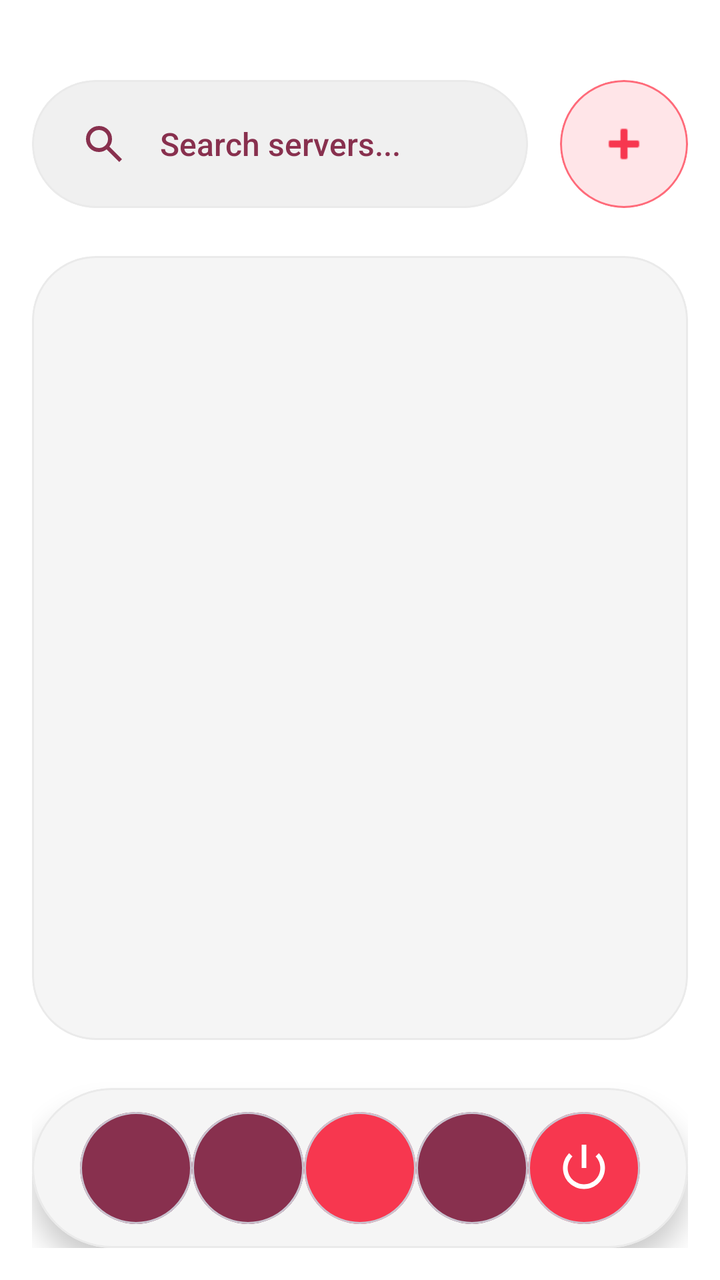
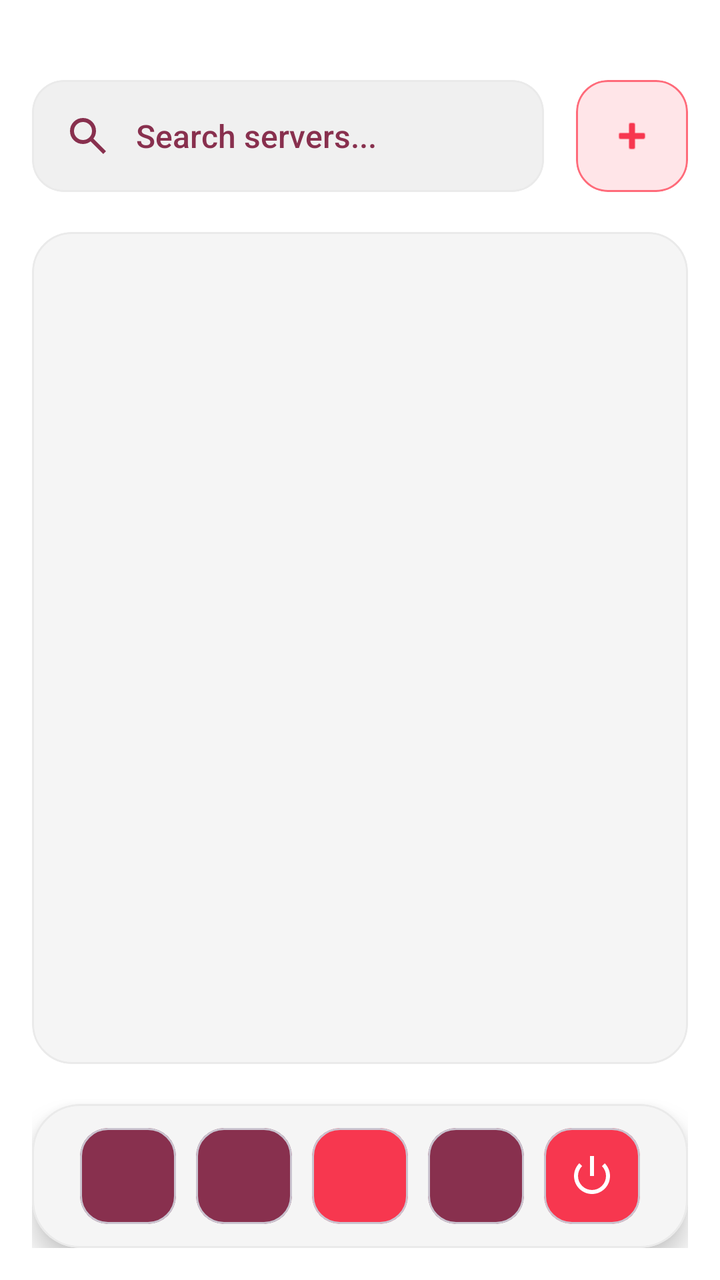

An Android layout rendered at two revisions. The XML below is the earlier revision; the diff shows what the commit changed to produce the second picture.
<!-- AndroidManifest.xml: application theme Theme.SE114_CallingSystem -->
<!-- res/layout/activity_home_page.xml -->
<?xml version="1.0" encoding="utf-8"?>
<RelativeLayout xmlns:android="http://schemas.android.com/apk/res/android"
    xmlns:app="http://schemas.android.com/apk/res-auto"
    android:layout_width="match_parent"
    android:layout_height="match_parent"
    android:background="@color/bg_primary"
    android:padding="16dp"
    android:animateLayoutChanges="true">

    <LinearLayout
        android:id="@+id/topBar"
        android:layout_width="match_parent"
        android:layout_height="64dp"
        android:layout_alignParentTop="true"
        android:layout_marginTop="24dp"
        android:orientation="horizontal"
        android:animateLayoutChanges="true">

        <com.google.android.material.card.MaterialCardView
            android:layout_width="0dp"
            android:layout_height="match_parent"
            android:layout_weight="1"
            app:cardBackgroundColor="@color/bg_input"
            app:cardCornerRadius="32dp"
            app:cardElevation="0dp"
            app:strokeWidth="1dp"
            app:strokeColor="@color/card_stroke">

            <LinearLayout
                android:layout_width="match_parent"
                android:layout_height="match_parent"
                android:gravity="center_vertical"
                android:orientation="horizontal"
                android:paddingHorizontal="24dp">

                <ImageView
                    android:layout_width="24dp"
                    android:layout_height="24dp"
                    android:contentDescription="Search"
                    android:src="@drawable/icon_searchbutton"
                    app:tint="@color/icon_tint" />

                <TextView
                    android:layout_width="wrap_content"
                    android:layout_height="wrap_content"
                    android:layout_marginStart="16dp"
                    android:text="Search servers..."
                    android:textColor="@color/text_hint"
                    android:fontFamily="sans-serif-medium"
                    android:textSize="16sp" />
            </LinearLayout>
        </com.google.android.material.card.MaterialCardView>

        <Space
            android:layout_width="16dp"
            android:layout_height="match_parent" />

        <com.google.android.material.card.MaterialCardView
            android:id="@+id/mcvServerCreate"
            android:layout_width="64dp"
            android:layout_height="64dp"
            app:cardBackgroundColor="@color/accent_surface"
            app:cardCornerRadius="32dp"
            app:cardElevation="0dp"
            app:strokeWidth="1dp"
            app:strokeColor="@color/accent_light">

            <ImageView
                android:layout_width="28dp"
                android:layout_height="28dp"
                android:layout_gravity="center"
                android:contentDescription="Add Server"
                android:src="@android:drawable/ic_input_add"
                app:tint="@color/accent" />
        </com.google.android.material.card.MaterialCardView>
    </LinearLayout>

    <com.google.android.material.card.MaterialCardView
        android:id="@+id/middleSection"
        android:layout_width="match_parent"
        android:layout_height="match_parent"
        android:layout_above="@id/bottomBar"
        android:layout_below="@id/topBar"
        android:layout_marginTop="24dp"
        android:layout_marginBottom="24dp"
        app:cardBackgroundColor="@color/bg_secondary"
        app:cardCornerRadius="32dp"
        app:cardElevation="0dp"
        app:strokeColor="@color/card_stroke"
        app:strokeWidth="1dp">

        <androidx.recyclerview.widget.RecyclerView
            android:id="@+id/recyclerView"
            android:layout_width="match_parent"
            android:layout_height="match_parent"
            android:padding="16dp"
            app:layoutManager="androidx.recyclerview.widget.LinearLayoutManager" />
    </com.google.android.material.card.MaterialCardView>

    <com.google.android.material.card.MaterialCardView
        android:id="@+id/bottomBar"
        android:layout_width="match_parent"
        android:layout_height="80dp"
        android:layout_alignParentBottom="true"
        app:cardBackgroundColor="@color/bg_secondary"
        app:cardCornerRadius="40dp"
        app:cardElevation="8dp"
        app:strokeColor="@color/card_stroke"
        app:strokeWidth="1dp">

        <LinearLayout
            android:layout_width="match_parent"
            android:layout_height="match_parent"
            android:gravity="center"
            android:orientation="horizontal"
            android:paddingHorizontal="24dp">

            <com.google.android.material.card.MaterialCardView
                android:layout_width="56dp"
                android:layout_height="56dp"
                app:cardBackgroundColor="@color/nav_inactive"
                app:cardCornerRadius="28dp"
                app:cardElevation="0dp" />

            <Space
                android:layout_width="0dp"
                android:layout_height="match_parent"
                android:layout_weight="1" />

            <com.google.android.material.card.MaterialCardView
                android:layout_width="56dp"
                android:layout_height="56dp"
                app:cardBackgroundColor="@color/nav_inactive"
                app:cardCornerRadius="28dp"
                app:cardElevation="0dp" />

            <Space
                android:layout_width="0dp"
                android:layout_height="match_parent"
                android:layout_weight="1" />

            <com.google.android.material.card.MaterialCardView
                android:layout_width="56dp"
                android:layout_height="56dp"
                app:cardBackgroundColor="@color/accent"
                app:cardCornerRadius="28dp"
                app:cardElevation="0dp" />

            <Space
                android:layout_width="0dp"
                android:layout_height="match_parent"
                android:layout_weight="1" />

            <com.google.android.material.card.MaterialCardView
                android:layout_width="56dp"
                android:layout_height="56dp"
                app:cardBackgroundColor="@color/nav_inactive"
                app:cardCornerRadius="28dp"
                app:cardElevation="0dp" />

            <Space
                android:layout_width="0dp"
                android:layout_height="match_parent"
                android:layout_weight="1" />

            <com.google.android.material.card.MaterialCardView
                android:id="@+id/btnLogout"
                android:layout_width="56dp"
                android:layout_height="56dp"
                app:cardBackgroundColor="@color/danger"
                app:cardCornerRadius="28dp"
                app:cardElevation="0dp">
                
                <ImageView
                    android:layout_width="28dp"
                    android:layout_height="28dp"
                    android:layout_gravity="center"
                    android:src="@android:drawable/ic_lock_power_off"
                    app:tint="@color/white" />
            </com.google.android.material.card.MaterialCardView>

        </LinearLayout>
    </com.google.android.material.card.MaterialCardView>

</RelativeLayout>
<!-- resources referenced by this layout -->
<resources>
  <color name="accent">#F7374F</color>
  <color name="accent_light">#FF6B7A</color>
  <color name="accent_surface">#FFE5E8</color>
  <color name="bg_input">#F0F0F0</color>
  <color name="bg_primary">#FFFFFF</color>
  <color name="bg_secondary">#F5F5F5</color>
  <color name="card_stroke">#EAEAEA</color>
  <color name="danger">#F7374F</color>
  <color name="icon_tint">#88304E</color>
  <color name="nav_inactive">#88304E</color>
  <color name="text_hint">#88304E</color>
  <color name="white">#FFFFFFFF</color>
  <!-- drawable icon_searchbutton (drawable) -->
  <vector xmlns:android="http://schemas.android.com/apk/res/android"
      android:width="24dp"
      android:height="24dp"
      android:viewportWidth="960"
      android:viewportHeight="960">
    <path
        android:pathData="M784,840 L532,588q-30,24 -69,38t-83,14q-109,0 -184.5,-75.5T120,380q0,-109 75.5,-184.5T380,120q109,0 184.5,75.5T640,380q0,44 -14,83t-38,69l252,252 -56,56ZM380,560q75,0 127.5,-52.5T560,380q0,-75 -52.5,-127.5T380,200q-75,0 -127.5,52.5T200,380q0,75 52.5,127.5T380,560Z"
        android:fillColor="#000000"/>
  </vector>
  <style name="Theme.SE114_CallingSystem" parent="Base.Theme.SE114_CallingSystem" />
  <style name="Base.Theme.SE114_CallingSystem" parent="Theme.Material3.DayNight.NoActionBar">
          <item name="colorPrimary">@color/accent</item>
          <item name="colorOnPrimary">@color/text_on_accent</item>
          <item name="colorSecondary">@color/accent_light</item>
          <item name="android:windowBackground">@color/bg_primary</item>
          <item name="android:statusBarColor">@color/bg_primary</item>
          <item name="android:navigationBarColor">@color/bg_primary</item>
      </style>
  <color name="text_on_accent">#FFFFFF</color>
</resources>

<!-- the commit's change to res/layout/activity_home_page.xml (unified diff, before → after) -->
@@ -10,7 +10,7 @@
     <LinearLayout
         android:id="@+id/topBar"
         android:layout_width="match_parent"
-        android:layout_height="64dp"
+        android:layout_height="56dp"
         android:layout_alignParentTop="true"
         android:layout_marginTop="24dp"
         android:orientation="horizontal"
@@ -21,7 +21,7 @@
             android:layout_height="match_parent"
             android:layout_weight="1"
             app:cardBackgroundColor="@color/bg_input"
-            app:cardCornerRadius="32dp"
+            app:cardCornerRadius="16dp"
             app:cardElevation="0dp"
             app:strokeWidth="1dp"
             app:strokeColor="@color/card_stroke">
@@ -31,7 +31,7 @@
                 android:layout_height="match_parent"
                 android:gravity="center_vertical"
                 android:orientation="horizontal"
-                android:paddingHorizontal="24dp">
+                android:paddingHorizontal="16dp">
 
                 <ImageView
                     android:layout_width="24dp"
@@ -43,7 +43,7 @@
                 <TextView
                     android:layout_width="wrap_content"
                     android:layout_height="wrap_content"
-                    android:layout_marginStart="16dp"
+                    android:layout_marginStart="12dp"
                     android:text="Search servers..."
                     android:textColor="@color/text_hint"
                     android:fontFamily="sans-serif-medium"
@@ -57,17 +57,17 @@
 
         <com.google.android.material.card.MaterialCardView
             android:id="@+id/mcvServerCreate"
-            android:layout_width="64dp"
-            android:layout_height="64dp"
+            android:layout_width="56dp"
+            android:layout_height="56dp"
             app:cardBackgroundColor="@color/accent_surface"
-            app:cardCornerRadius="32dp"
+            app:cardCornerRadius="16dp"
             app:cardElevation="0dp"
             app:strokeWidth="1dp"
             app:strokeColor="@color/accent_light">
 
             <ImageView
-                android:layout_width="28dp"
-                android:layout_height="28dp"
+                android:layout_width="24dp"
+                android:layout_height="24dp"
                 android:layout_gravity="center"
                 android:contentDescription="Add Server"
                 android:src="@android:drawable/ic_input_add"
@@ -81,10 +81,10 @@
         android:layout_height="match_parent"
         android:layout_above="@id/bottomBar"
         android:layout_below="@id/topBar"
-        android:layout_marginTop="24dp"
-        android:layout_marginBottom="24dp"
+        android:layout_marginTop="20dp"
+        android:layout_marginBottom="20dp"
         app:cardBackgroundColor="@color/bg_secondary"
-        app:cardCornerRadius="32dp"
+        app:cardCornerRadius="20dp"
         app:cardElevation="0dp"
         app:strokeColor="@color/card_stroke"
         app:strokeWidth="1dp">
@@ -100,10 +100,10 @@
     <com.google.android.material.card.MaterialCardView
         android:id="@+id/bottomBar"
         android:layout_width="match_parent"
-        android:layout_height="80dp"
+        android:layout_height="72dp"
         android:layout_alignParentBottom="true"
         app:cardBackgroundColor="@color/bg_secondary"
-        app:cardCornerRadius="40dp"
+        app:cardCornerRadius="24dp"
         app:cardElevation="8dp"
         app:strokeColor="@color/card_stroke"
         app:strokeWidth="1dp">
@@ -116,10 +116,10 @@
             android:paddingHorizontal="24dp">
 
             <com.google.android.material.card.MaterialCardView
-                android:layout_width="56dp"
-                android:layout_height="56dp"
+                android:layout_width="48dp"
+                android:layout_height="48dp"
                 app:cardBackgroundColor="@color/nav_inactive"
-                app:cardCornerRadius="28dp"
+                app:cardCornerRadius="14dp"
                 app:cardElevation="0dp" />
 
             <Space
@@ -128,10 +128,10 @@
                 android:layout_weight="1" />
 
             <com.google.android.material.card.MaterialCardView
-                android:layout_width="56dp"
-                android:layout_height="56dp"
+                android:layout_width="48dp"
+                android:layout_height="48dp"
                 app:cardBackgroundColor="@color/nav_inactive"
-                app:cardCornerRadius="28dp"
+                app:cardCornerRadius="14dp"
                 app:cardElevation="0dp" />
 
             <Space
@@ -140,10 +140,10 @@
                 android:layout_weight="1" />
 
             <com.google.android.material.card.MaterialCardView
-                android:layout_width="56dp"
-                android:layout_height="56dp"
+                android:layout_width="48dp"
+                android:layout_height="48dp"
                 app:cardBackgroundColor="@color/accent"
-                app:cardCornerRadius="28dp"
+                app:cardCornerRadius="14dp"
                 app:cardElevation="0dp" />
 
             <Space
@@ -152,10 +152,10 @@
                 android:layout_weight="1" />
 
             <com.google.android.material.card.MaterialCardView
-                android:layout_width="56dp"
-                android:layout_height="56dp"
+                android:layout_width="48dp"
+                android:layout_height="48dp"
                 app:cardBackgroundColor="@color/nav_inactive"
-                app:cardCornerRadius="28dp"
+                app:cardCornerRadius="14dp"
                 app:cardElevation="0dp" />
 
             <Space
@@ -165,15 +165,15 @@
 
             <com.google.android.material.card.MaterialCardView
                 android:id="@+id/btnLogout"
-                android:layout_width="56dp"
-                android:layout_height="56dp"
+                android:layout_width="48dp"
+                android:layout_height="48dp"
                 app:cardBackgroundColor="@color/danger"
-                app:cardCornerRadius="28dp"
+                app:cardCornerRadius="14dp"
                 app:cardElevation="0dp">
-                
+
                 <ImageView
-                    android:layout_width="28dp"
-                    android:layout_height="28dp"
+                    android:layout_width="24dp"
+                    android:layout_height="24dp"
                     android:layout_gravity="center"
                     android:src="@android:drawable/ic_lock_power_off"
                     app:tint="@color/white" />
